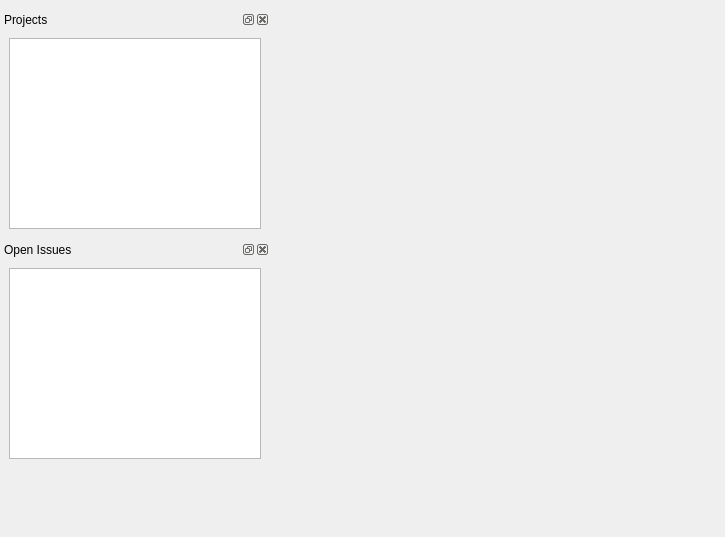
Above: widgets/mainwindow.ui from xvjau/RedClient before the change. Below: the same form after it.
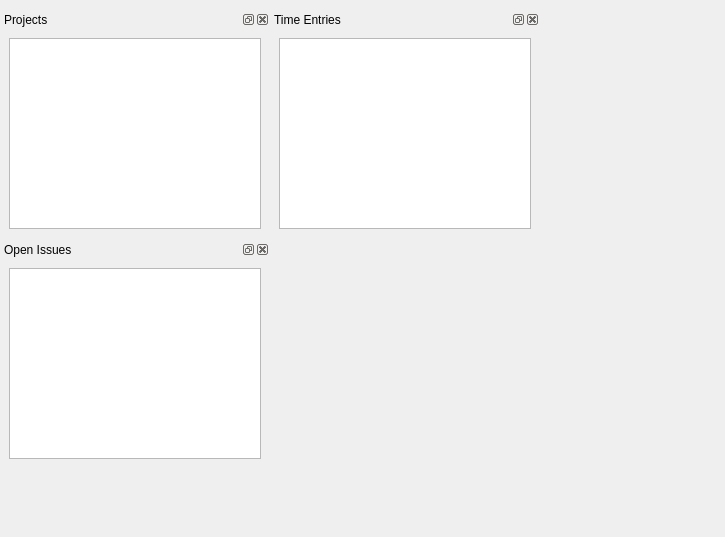
That is the form after the change.

Commit message: Implemented Time Entry

Patch:
```diff
--- a/widgets/mainwindow.ui
+++ b/widgets/mainwindow.ui
@@ -63,6 +63,26 @@
     </layout>
    </widget>
   </widget>
+  <widget class="QDockWidget" name="dockWidget_3">
+   <property name="geometry">
+    <rect>
+     <x>270</x>
+     <y>10</y>
+     <width>270</width>
+     <height>228</height>
+    </rect>
+   </property>
+   <property name="windowTitle">
+    <string>Time Entries</string>
+   </property>
+   <widget class="QWidget" name="dockWidgetContents_3">
+    <layout class="QGridLayout" name="gridLayout_3">
+     <item row="0" column="0">
+      <widget class="QTableView" name="tvTimeEntries"/>
+     </item>
+    </layout>
+   </widget>
+  </widget>
  </widget>
  <resources/>
  <connections/>
```
The commit also changes 11 other files.
